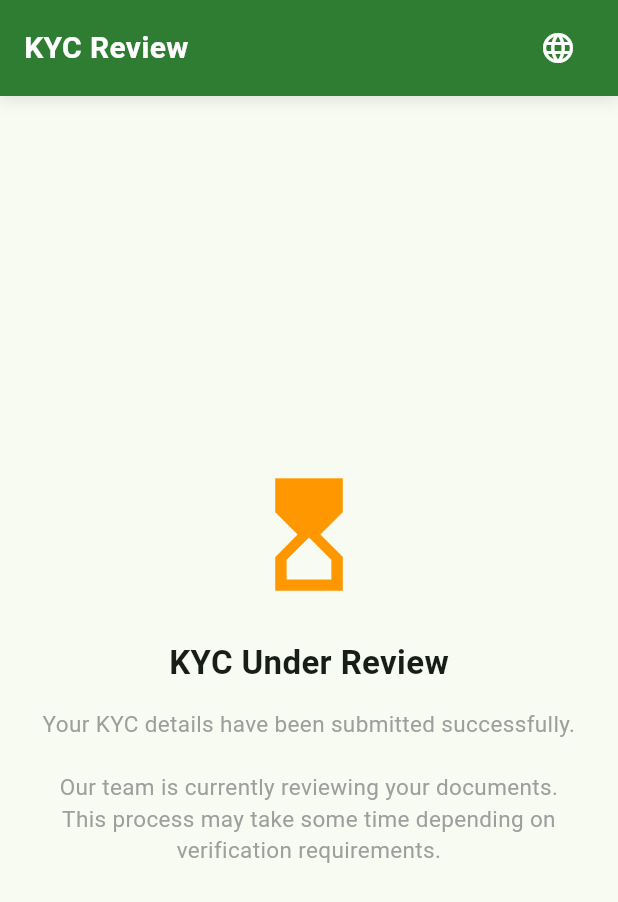
After one commit to krish-soft/flutter_kb_driver, a Flutter app: the KycReviewScreen screen opened by its route, on a phone screen of 412 x 824 dp. The commit adds this screen. Shown: the top 902 px of the screen. Run offline on Flutter 3.47's test engine with Material 3 defaults, Android fonts, the phone set to English and light mode, and no system bars; our stand-ins replace device_info_plus, dio, flutter_local_notifications, flutter_secure_storage, geolocator, get and 5 more; missing offline and left inert: flutter_background_service; accounts and stored records are empty.

Commit message:
kyc complete

```diff
--- a/lib/constants/api_routes.dart
+++ b/lib/constants/api_routes.dart
@@ -5,6 +5,15 @@ class ApiRoutes {
 
   static const String deliveryPrefix = "$baseUrl/delivery";
   static const String shipmentPrefix = "$deliveryPrefix/shipment";
+
+  static const String appMeta = "$baseUrl/utils/app-meta";
+  static const String userMeta = "$baseUrl/user/meta";
+
+  // kyc
+
+    static const String getUserKycSignedURL = "$baseUrl/kyc/signed-url";
+    static const String getVehicleKycSignedURL = "$baseUrl/kyc/vehicle/signed-url";
+
 
   // Auth
 
--- a/lib/constants/app_routes.dart
+++ b/lib/constants/app_routes.dart
@@ -5,6 +5,8 @@ import 'package:kb_driver/core/data/presentation/views/auth/signup_screen.dart';
 import 'package:kb_driver/view/home_screen.dart';
 import 'package:kb_driver/view/screens/settings/BankScreen.dart';
 import 'package:kb_driver/view/screens/settings/ProfileScreen.dart';
+import 'package:kb_driver/view/screens/utils/KycReviewScreen.dart';
+import 'package:kb_driver/view/screens/utils/KycScreen.dart';
 import 'package:kb_driver/view/splash_screen.dart';
 
 class AppRoutes {
@@ -43,20 +45,32 @@ class AppRoutes {
       transitionDuration: Duration(milliseconds: 400),
     ),
 
-
-     GetPage(
+    GetPage(
       name: '/profile',
       page: () => ProfileScreen(),
       transition: Transition.leftToRight,
       transitionDuration: Duration(milliseconds: 250),
     ),
 
-
-     GetPage(
+    GetPage(
       name: '/user-bank',
       page: () => BankScreen(),
       transition: Transition.leftToRight,
       transitionDuration: Duration(milliseconds: 250),
     ),
+
+    GetPage(
+      name: '/kyc',
+      page: () => KycScreen(),
+      transition: Transition.downToUp,
+      transitionDuration: Duration(milliseconds: 250),
+    ),
+
+    GetPage(
+      name: '/kyc-review',
+      page: () => KycReviewScreen(),
+      transition: Transition.downToUp,
+      transitionDuration: Duration(milliseconds: 250),
+    ),
   ];
 }
--- a/lib/core/lang/app_strings.dart
+++ b/lib/core/lang/app_strings.dart
@@ -173,6 +173,9 @@ class AppStrings {
   static const textAvailableEarnings = "textAvailableEarnings";
   static const textPendingSettlement = "textPendingSettlement";
 
+  static const textKycUnderReview = "textKycUnderReview";
+  static const textKycDetailsSubmitted = "textKycDetailsSubmitted";
+
 
 
   //
--- a/lib/core/lang/en.dart
+++ b/lib/core/lang/en.dart
@@ -163,5 +163,11 @@ const Map<String, String> enUS = {
   "textAvailableEarnings": "Available Earnings",
   "textPendingSettlement": "Pending Settlement",
 
+  "textKycUnderReview": "KYC Under Review",
+  "textKycDetailsSubmitted":
+      "Your KYC details have been submitted successfully.\n\n"
+      "Our team is currently reviewing your documents. "
+      "This process may take some time depending on verification requirements.",
+
   //
 };
--- a/lib/core/lang/gu.dart
+++ b/lib/core/lang/gu.dart
@@ -159,5 +159,11 @@ const Map<String, String> guIN = {
   "textAvailableEarnings": "ઉપલબ્ધ આવક",
   "textPendingSettlement": "બાકી નિકાલ",
 
+  "textKycUnderReview": "તમારી KYC વિગતો સમીક્ષા હેઠળ છે",
+  "textKycDetailsSubmitted":
+      "તમારી KYC વિગતો સફળતાપૂર્વક સબમિટ કરવામાં આવી છે.\n\n"
+      "અમારી ટીમ હાલમાં તમારા દસ્તાવેજોની સમીક્ષા કરી રહી છે. "
+      "આ પ્રક્રિયા ચકાસણીની જરૂરિયાતો પર આધાર રાખીને થોડો સમય લઈ શકે છે.",
+
   ///
 };
--- a/lib/core/lang/hi.dart
+++ b/lib/core/lang/hi.dart
@@ -151,12 +151,20 @@ const Map<String, String> hiIN = {
   "textOnline": "ऑनलाइन",
   "textOffline": "ऑफलाइन",
 
-  "textReadyToReceiveDeliveryRequests": "डिलिवरी अनुरोध प्राप्त करने के लिए तैयार",
-  "textSwitchOnlineToReceiveDeliveries": "डिलिवरी प्राप्त करने के लिए ऑनलाइन स्विच करें",
+  "textReadyToReceiveDeliveryRequests":
+      "डिलिवरी अनुरोध प्राप्त करने के लिए तैयार",
+  "textSwitchOnlineToReceiveDeliveries":
+      "डिलिवरी प्राप्त करने के लिए ऑनलाइन स्विच करें",
 
   "textTotalDeliveries": "कुल डिलिवरी",
   "textAvailableEarnings": "उपलब्ध आय",
   "textPendingSettlement": "बकाया निपटान",
 
+  "textKycUnderReview": "KYC समीक्षा में है",
+  "textKycDetailsSubmitted":
+      "आपकी KYC विवरण सफलतापूर्वक सबमिट कर दी गई है।\n\n"
+      "हमारी टीम वर्तमान में आपके दस्तावेजों की समीक्षा कर रही है। "
+      "यह प्रक्रिया सत्यापन आवश्यकताओं के आधार पर कुछ समय ले सकती है।",
+
   //
 };
--- /dev/null
+++ b/lib/view/screens/utils/KycReviewScreen.dart
@@ -0,0 +1,39 @@
+import 'package:flutter/material.dart';
+import 'package:get/get.dart';
+import 'package:kb_driver/core/lang/app_strings.dart';
+import 'package:kb_driver/view/components/cmp_app_bar.dart';
+
+class KycReviewScreen extends StatelessWidget {
+  const KycReviewScreen({super.key});
+
+  @override
+  Widget build(BuildContext context) {
+    return Scaffold(
+      appBar: CommonAppBar(title: "KYC Review"),
+      body: Padding(
+        padding: const EdgeInsets.all(24),
+        child: Column(
+          mainAxisAlignment: MainAxisAlignment.center,
+          children:  [
+            Icon(Icons.hourglass_top, size: 90, color: Colors.orange),
+
+            SizedBox(height: 25),
+
+            Text(
+              AppStrings.textKycUnderReview.tr,
+              style: TextStyle(fontSize: 22, fontWeight: FontWeight.bold),
+            ),
+
+            SizedBox(height: 15),
+
+            Text(
+              AppStrings.textKycDetailsSubmitted.tr,
+              textAlign: TextAlign.center,
+              style: TextStyle(fontSize: 15, color: Colors.grey),
+            ),
+          ],
+        ),
+      ),
+    );
+  }
+}
--- a/lib/view/splash_screen.dart
+++ b/lib/view/splash_screen.dart
@@ -4,6 +4,9 @@ import 'package:flutter/material.dart';
 import 'package:get/get.dart';
 import 'package:kb_driver/constants/app_colors.dart';
 import 'package:kb_driver/constants/app_images.dart';
+import 'package:kb_driver/core/data/models/api_response_model.dart';
+import 'package:kb_driver/core/data/presentation/controllers/utils/kyc_controller.dart';
+import 'package:kb_driver/core/data/repositories/utils/meta_repository.dart';
 import 'package:kb_driver/core/services/permission_service.dart';
 import 'package:kb_driver/utils/app_utils.dart';
 import 'package:kb_driver/utils/message_manager.dart';
@@ -22,6 +25,9 @@ enum SplashState { loading, maintenance, forceUpdate, accountDisabled }
 
 class _SplashScreenState extends State<SplashScreen> {
   static const Duration _metaTimeout = Duration(seconds: 5);
+
+  final MetaRepository _metaRepo = MetaRepository();
+  final KycController _kycController = Get.put(KycController());
 
   SplashState _state = SplashState.loading;
   String? _maintenanceMessage;
@@ -47,57 +53,55 @@ class _SplashScreenState extends State<SplashScreen> {
   }
 
   Future<void> _boot() async {
-    // await Future.delayed(const Duration(seconds: 2));
-    // Get.offAllNamed('/signin');
+    final bool isLoggedIn = await AppUtils.isUserLoggedIn();
 
+    if (!isLoggedIn) {
       await _navigateByAuth();
+      return;
+    }
 
-    // final bool isLoggedIn = await AppUtils.isUserLoggedIn();
+    final ApiResponseModel resp = await _metaRepo.getUserMeta();
 
-    // try {
-    //   final ApiResponseModel response = await UtilsRepo()
-    //       .getMetaData(isLoggedIn)
-    //       .timeout(_metaTimeout);
+    if (resp.isSuccess != true) {
+      await _navigateByAuth();
+      return;
+    }
 
-    //   final Map<String, dynamic> meta =
-    //       (response.data as Map<String, dynamic>?) ?? {};
+    final data = resp.data;
 
-    //   await _storeRuntimeConfig(meta);
+    final bool isKycSubmitted = data['is_kyc_submitted'] ?? false;
+    final bool isVehicleKycSubmitted =
+        data['is_vehicle_kyc_submitted'] ?? false;
+    final bool isKycApproved = data['is_kyc_approved'] ?? false;
+    final bool isVehicleKycApproved = data['is_vehicle_kyc_approved'] ?? false;
 
-    //   if (!mounted) return;
+    /// 1️⃣ KYC not submitted → open KYC screen
+    if (!isKycSubmitted || !isVehicleKycSubmitted) {
+      String kycURL = "";
 
-    //   final app = meta['app'] ?? {};
-    //   final user = meta['user'];
+      if (!isKycSubmitted) {
+        kycURL = await _kycController.getUserKycSignedURL() ?? "";
+      } else if (!isVehicleKycSubmitted) {
+        kycURL = await _kycController.getVehicleKycSignedURL() ?? "";
+      }
 
-    //   if (app['maintenance']?['enabled'] == true) {
-    //     setState(() {
-    //       _maintenanceMessage = app['maintenance']?['message'];
-    //       _state = SplashState.maintenance;
-    //     });
-    //     return;
-    //   }
+      if (kycURL.isNotEmpty) {
+        Get.offAllNamed('/kyc', arguments: {'kycURL': kycURL});
+        return;
+      }
 
-    //   if (app['version']?['force_update'] == true) {
-    //     setState(() => _state = SplashState.forceUpdate);
-    //     return;
-    //   }
+      MessageManager.showError("Failed to get KYC URL. Please try again.");
+      return;
+    }
 
-    //   if (user != null && user['is_active'] == false) {
-    //     final String? reason = user['inactive_reason']?.toString().trim();
+    /// 2️⃣ KYC submitted but not approved → review screen
+    if (!isKycApproved || !isVehicleKycApproved) {
+      Get.offAllNamed('/kyc-review');
+      return;
+    }
 
-    //     setState(() {
-    //       _accountDisabledMessage = (reason != null && reason.isNotEmpty)
-    //           ? reason
-    //           : 'Your account is currently disabled.\nPlease contact support.';
-    //       _state = SplashState.accountDisabled;
-    //     });
-    //     return;
-    //   }
-
-    //   await _navigateByAuth();
-    // } catch (_) {
-    //   await _navigateByAuth();
-    // }
+    /// 3️⃣ All approved → normal navigation
+    await _navigateByAuth();
   }
 
   Future<void> _navigateByAuth() async {
--- a/pubspec.yaml
+++ b/pubspec.yaml
@@ -51,6 +51,7 @@ dependencies:
   permission_handler: ^12.0.1
   geolocator: ^14.0.2
   image_picker: ^1.2.1
+  webview_flutter: ^4.13.1
 
 dev_dependencies:
   flutter_test:
```
Also changed, not shown: lib/core/data/presentation/controllers/utils/kyc_controller.dart (added, +36 -0 lines), lib/core/data/repositories/utils/kyc_repository.dart (added, +34 -0 lines), lib/core/data/repositories/utils/meta_repository.dart (added, +35 -0 lines), lib/core/services/permission_service.dart (+62 -5 lines), lib/view/screens/utils/KycScreen.dart (added, +70 -0 lines), pubspec.lock, 2 other files. Lines whose indentation alone changed are shown as unchanged.
